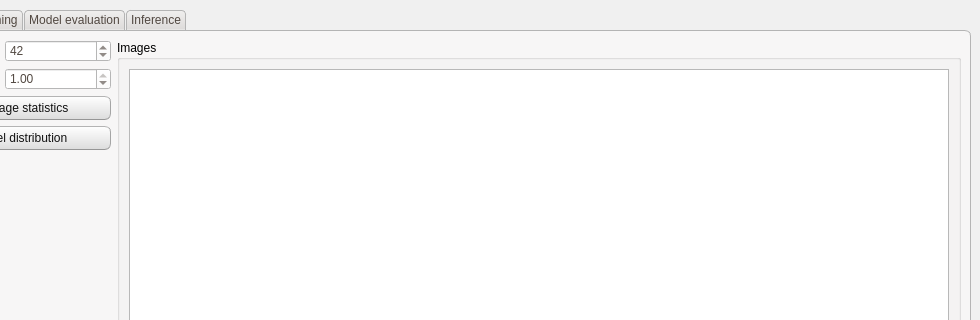
This is FEXT/commons/interface/layout/window_layout.ui in CTCycle/FEXT-Autoencoder as Qt 5 draws it before an edit; both pictures show x 126 to 1106 and y 0 to 320 of the 1106 by 850 pixel window. The edited form follows.
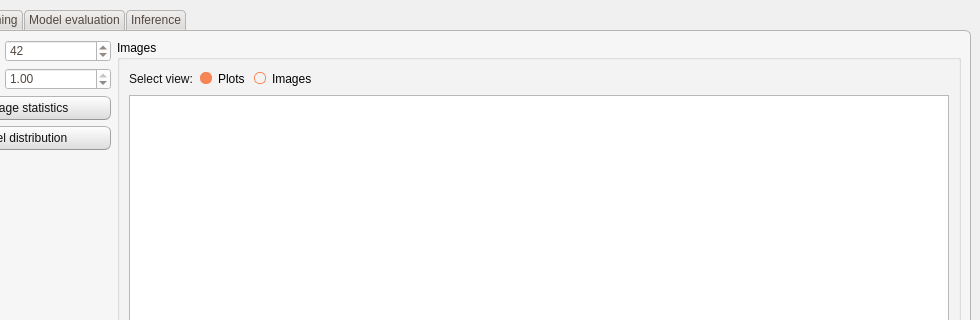
This is the edited form. The open tabs and pages were chosen to show the change.

Commit message: modified UI, fully implemented logic to switch view type and visualize pixels intensity distribution, changed way to render images to improve quality

```diff
--- a/FEXT/commons/interface/layout/window_layout.ui
+++ b/FEXT/commons/interface/layout/window_layout.ui
@@ -644,9 +644,54 @@
               <property name="title">
                <string>Images</string>
               </property>
-              <layout class="QHBoxLayout" name="horizontalLayout_5">
+              <layout class="QHBoxLayout" name="horizontalLayout_26">
                <item>
-                <widget class="QGraphicsView" name="imageCanvas"/>
+                <layout class="QVBoxLayout" name="verticalLayout_7">
+                 <item>
+                  <layout class="QHBoxLayout" name="horizontalLayout_5" stretch="0,0,0,0">
+                   <item>
+                    <widget class="QLabel" name="label_20">
+                     <property name="text">
+                      <string>Select view:</string>
+                     </property>
+                    </widget>
+                   </item>
+                   <item>
+                    <widget class="QRadioButton" name="viewPlots">
+                     <property name="text">
+                      <string>Plots</string>
+                     </property>
+                     <property name="checked">
+                      <bool>true</bool>
+                     </property>
+                    </widget>
+                   </item>
+                   <item>
+                    <widget class="QRadioButton" name="viewImages">
+                     <property name="text">
+                      <string>Images</string>
+                     </property>
+                    </widget>
+                   </item>
+                   <item>
+                    <spacer name="horizontalSpacer">
+                     <property name="orientation">
+                      <enum>Qt::Orientation::Horizontal</enum>
+                     </property>
+                     <property name="sizeHint" stdset="0">
+                      <size>
+                       <width>40</width>
+                       <height>20</height>
+                      </size>
+                     </property>
+                    </spacer>
+                   </item>
+                  </layout>
+                 </item>
+                 <item>
+                  <widget class="QGraphicsView" name="imageCanvas"/>
+                 </item>
+                </layout>
                </item>
               </layout>
              </widget>
```
Left out of the diff: 6 changed lines with no effect on the pictures. The commit also changes 5 other files.
